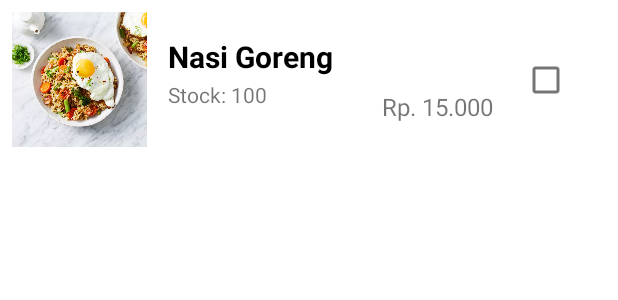
After one commit to noelmandak/SalesNotes, an Android app: the layout list_item_checkout.xml on its own in the app's theme, with its tools: preview values and no code run, on a phone screen of 412 x 824 dp. The commit adds this screen. Shown: the top 300 px of the screen. Run offline under Robolectric (Android 15) with nearby library versions, the phone set to English and light mode, and no system bars.

Commit message:
buat halaman order dan checkout

```diff
--- a/app/src/main/java/com/example/salesnotes/Login.kt
+++ b/app/src/main/java/com/example/salesnotes/LoginFragment.kt
@@ -6,6 +6,7 @@ import androidx.fragment.app.Fragment
 import android.view.LayoutInflater
 import android.view.View
 import android.view.ViewGroup
+import androidx.appcompat.app.AppCompatActivity
 
 class Login : Fragment() {
 
@@ -19,6 +20,8 @@ class Login : Fragment() {
         inflater: LayoutInflater, container: ViewGroup?,
         savedInstanceState: Bundle?
     ): View? {
+        (activity as AppCompatActivity).supportActionBar?.setTitle("Sales Notes Apps")
+
         return inflater.inflate(R.layout.fragment_login, container, false)
     }
 
--- a/app/src/main/java/com/example/salesnotes/Order.kt
+++ b/app/src/main/java/com/example/salesnotes/OrderFragment.kt
@@ -5,14 +5,17 @@ import android.view.LayoutInflater
 import android.view.View
 import android.view.ViewGroup
 import androidx.fragment.app.Fragment
+import com.example.salesnotes.databinding.FragmentOrderBinding
 
 class Order : Fragment() {
+    private lateinit var binding: FragmentOrderBinding
 
     override fun onCreateView(
         inflater: LayoutInflater,
         container: ViewGroup?,
         savedInstanceState: Bundle?
     ): View? {
+        binding =
         return inflater.inflate(R.layout.fragment_order, container, false)
     }
 }
--- /dev/null
+++ b/app/src/main/java/com/example/salesnotes/OrderViewModel.kt
@@ -0,0 +1,4 @@
+package com.example.salesnotes
+
+class OrderViewModel {
+}
--- /dev/null
+++ b/app/src/main/java/com/example/salesnotes/data/Items.kt
@@ -0,0 +1,3 @@
+package com.example.salesnotes.data
+
+data class Items()
--- /dev/null
+++ b/app/src/main/java/com/example/salesnotes/data/ItemsAdapter.kt
@@ -0,0 +1,4 @@
+package com.example.salesnotes.data
+
+class ItemsAdapter {
+}
--- /dev/null
+++ b/app/src/main/java/com/example/salesnotes/data/ItemsCheckout.kt
@@ -0,0 +1,6 @@
+package com.example.salesnotes.data
+
+data class Items(var productName : String,
+                 var price : Number,
+                 var qty : Number,
+                 var imgUrl : Int)
--- /dev/null
+++ b/app/src/main/res/drawable/baseline_add_24.xml
@@ -0,0 +1,5 @@
+<vector android:height="24dp" android:tint="#000000"
+    android:viewportHeight="24" android:viewportWidth="24"
+    android:width="24dp" xmlns:android="http://schemas.android.com/apk/res/android">
+    <path android:fillColor="@android:color/white" android:pathData="M19,13h-6v6h-2v-6H5v-2h6V5h2v6h6v2z"/>
+</vector>
--- /dev/null
+++ b/app/src/main/res/drawable/baseline_delete_24.xml
@@ -0,0 +1,5 @@
+<vector android:height="24dp" android:tint="#000000"
+    android:viewportHeight="24" android:viewportWidth="24"
+    android:width="24dp" xmlns:android="http://schemas.android.com/apk/res/android">
+    <path android:fillColor="@android:color/white" android:pathData="M6,19c0,1.1 0.9,2 2,2h8c1.1,0 2,-0.9 2,-2V7H6v12zM19,4h-3.5l-1,-1h-5l-1,1H5v2h14V4z"/>
+</vector>
--- /dev/null
+++ b/app/src/main/res/drawable/baseline_search_24.xml
@@ -0,0 +1,5 @@
+<vector android:height="24dp" android:tint="#000000"
+    android:viewportHeight="24" android:viewportWidth="24"
+    android:width="24dp" xmlns:android="http://schemas.android.com/apk/res/android">
+    <path android:fillColor="@android:color/white" android:pathData="M15.5,14h-0.79l-0.28,-0.27C15.41,12.59 16,11.11 16,9.5 16,5.91 13.09,3 9.5,3S3,5.91 3,9.5 5.91,16 9.5,16c1.61,0 3.09,-0.59 4.23,-1.57l0.27,0.28v0.79l5,4.99L20.49,19l-4.99,-5zM9.5,14C7.01,14 5,11.99 5,9.5S7.01,5 9.5,5 14,7.01 14,9.5 11.99,14 9.5,14z"/>
+</vector>
--- /dev/null
+++ b/app/src/main/res/layout/list_item.xml
@@ -0,0 +1,6 @@
+<?xml version="1.0" encoding="utf-8"?>
+<androidx.constraintlayout.widget.ConstraintLayout xmlns:android="http://schemas.android.com/apk/res/android"
+             android:layout_width="match_parent"
+             android:layout_height="match_parent">
+
+</androidx.constraintlayout.widget.ConstraintLayout>
--- /dev/null
+++ b/app/src/main/res/layout/list_item_checkout.xml
@@ -0,0 +1,63 @@
+<?xml version="1.0" encoding="utf-8"?>
+<androidx.constraintlayout.widget.ConstraintLayout xmlns:android="http://schemas.android.com/apk/res/android"
+    xmlns:app="http://schemas.android.com/apk/res-auto"
+    xmlns:tools="http://schemas.android.com/tools"
+    android:layout_width="match_parent"
+    android:layout_height="wrap_content"
+    android:layout_margin="8dp">
+
+    <TextView
+        android:id="@+id/namaBarangTextView"
+        android:layout_width="wrap_content"
+        android:layout_height="wrap_content"
+        android:layout_marginStart="14dp"
+        android:layout_marginTop="16dp"
+        android:text="Nasi Goreng"
+        android:textColor="@color/black"
+        android:textSize="20sp"
+        android:textStyle="bold"
+        app:layout_constraintStart_toEndOf="@+id/namaBarangImageView"
+        app:layout_constraintTop_toTopOf="parent" />
+
+    <ImageView
+        android:id="@+id/namaBarangImageView"
+        android:layout_width="90dp"
+        android:layout_height="90dp"
+        app:layout_constraintStart_toStartOf="parent"
+        app:layout_constraintTop_toTopOf="parent"
+        android:scaleType="centerCrop"
+        android:src="@drawable/nasigoreng" />
+
+    <TextView
+        android:id="@+id/stockBarangTextView"
+        android:layout_width="wrap_content"
+        android:layout_height="wrap_content"
+        android:layout_marginStart="14dp"
+        android:layout_marginTop="2dp"
+        android:text="Stock: 100"
+        app:layout_constraintStart_toEndOf="@+id/namaBarangImageView"
+        app:layout_constraintTop_toBottomOf="@+id/namaBarangTextView" />
+
+    <TextView
+        android:id="@+id/hargaBarangTextView"
+        android:layout_width="wrap_content"
+        android:layout_height="wrap_content"
+        android:layout_marginTop="52dp"
+        android:layout_marginEnd="11dp"
+        android:text="Rp. 15.000"
+        android:textSize="16sp"
+        app:layout_constraintEnd_toStartOf="@+id/checkBox2"
+        app:layout_constraintTop_toTopOf="parent" />
+
+    <CheckBox
+        android:id="@+id/checkBox2"
+        android:layout_width="wrap_content"
+        android:layout_height="wrap_content"
+        android:layout_marginTop="21dp"
+        android:layout_marginEnd="16dp"
+        android:layout_marginBottom="21dp"
+        app:layout_constraintBottom_toBottomOf="parent"
+        app:layout_constraintEnd_toEndOf="parent"
+        app:layout_constraintTop_toTopOf="parent" />
+
+</androidx.constraintlayout.widget.ConstraintLayout>
```
Also changed, not shown: app/src/main/java/com/example/salesnotes/data/ItemsCheckoutAdapter.kt (added, +46 -0 lines), app/src/main/res/drawable/ayamgoreng.jpg (added), app/src/main/res/drawable/jamurgoreng.jpg (added), app/src/main/res/drawable/miegoreng.jpg (added), app/src/main/res/drawable/nasigoreng.jpg (added), app/src/main/res/drawable/pisanggoreng.jpg (added), app/src/main/res/drawable/tahugoreng.jpg (added), app/src/main/res/drawable/tempegoreng.jpg (added), 1 other file.
